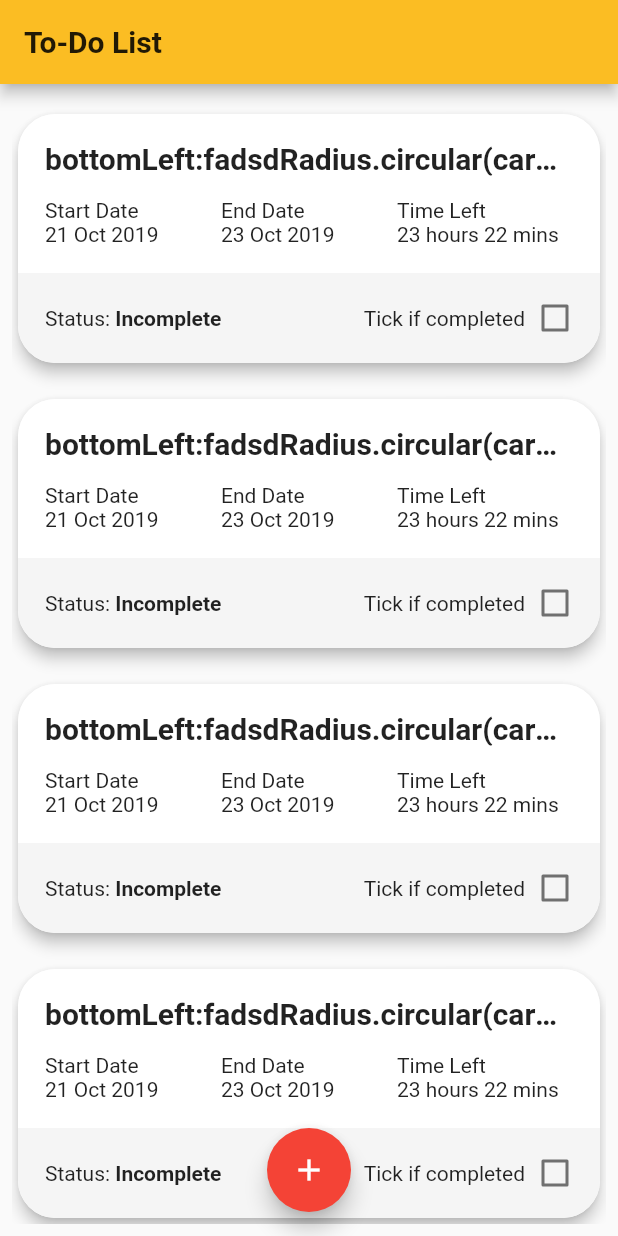
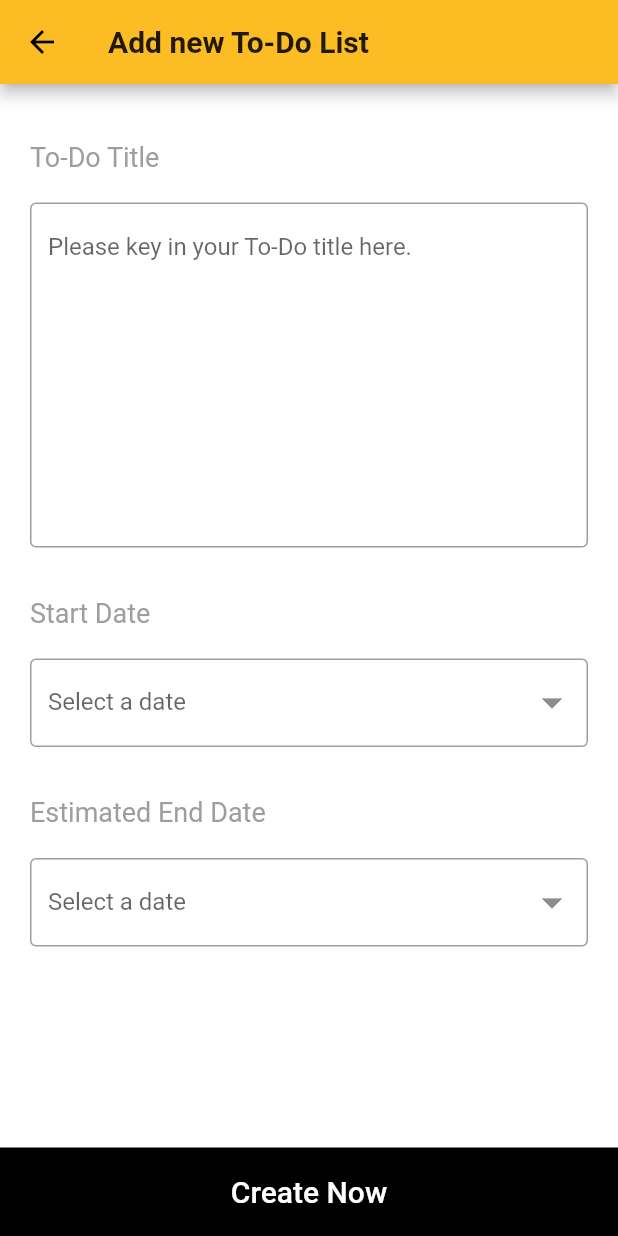
Before and after one commit to Benson194/To-do-List, a Flutter app: the screen it shows after launch, after a tap on the "add" icon, on a phone screen of 412 x 824 dp. Run offline on Flutter 3.47's test engine with Material 2 defaults, Android fonts, the phone set to English and light mode, and no system bars; drawn by our look-alikes of flutter_form_builder; our stand-ins replace device_preview, sqflite; missing offline and left inert: fimber; accounts and stored records are empty.

Commit message:
Done Edit Screen mock

```diff
--- a/lib/screens/create_screen/create_screen.dart
+++ b/lib/screens/create_screen/create_screen.dart
@@ -1,9 +1,13 @@
 import 'package:flutter/material.dart';
-import 'package:flutter_form_builder/flutter_form_builder.dart';
 import 'package:to_do_list/config/constant.dart';
+import 'package:to_do_list/helper/date_time_helper.dart';
 import 'package:to_do_list/helper/size_config.dart';
+import 'package:to_do_list/model/NoteModel.dart';
+import 'package:to_do_list/screens/edit_screen/edit_screen.dart';
 import 'package:to_do_list/theme/color.dart';
+import 'package:to_do_list/theme/font.dart';
 import 'package:to_do_list/theme/shape.dart';
+import 'package:intl/intl.dart';
 
 class CreateScreen extends StatefulWidget {
   const CreateScreen({Key? key}) : super(key: key);
@@ -13,6 +17,28 @@ class CreateScreen extends StatefulWidget {
 }
 
 class _CreateScreenState extends State<CreateScreen> {
+  List<NoteModel> noteModelList = [
+    // NoteModel(
+    //     id: 0,
+    //     startDateTime: DateTime.parse("1969-07-20 20:18:04Z"),
+    //     endDateTime: DateTime.parse("1969-07-20 24:48:04Z"),
+    //     completed: false,
+    //     title: "Note 1"),
+    // NoteModel(
+    //     id: 1,
+    //     startDateTime: DateTime.parse("1969-07-20 20:18:04Z"),
+    //     endDateTime: DateTime.parse("1969-07-21 20:48:04Z"),
+    //     completed: false,
+    //     title: "Note 2"),
+    // NoteModel(
+    //     id: 2,
+    //     startDateTime: DateTime.parse("1969-07-20 20:18:04Z"),
+    //     endDateTime: DateTime.parse("1969-07-21 00:48:04Z"),
+    //     completed: false,
+    //     title: "Note 3")
+  ];
+  final DateFormat formatter = DateFormat('yyyy-MM-dd');
+
   @override
   Widget build(BuildContext context) {
     return Scaffold(
@@ -23,7 +49,7 @@ class _CreateScreenState extends State<CreateScreen> {
         title: Text(
           appName,
           textAlign: TextAlign.start,
-          style: TextStyle(fontWeight: FontWeight.bold),
+          style: appBarTextStyle,
         ),
       ),
       body: SafeArea(
@@ -31,7 +57,7 @@ class _CreateScreenState extends State<CreateScreen> {
           child: Padding(
             padding: const EdgeInsets.all(8.0),
             child: ListView.builder(
-              itemCount: 6,
+              itemCount: noteModelList.length,
               itemBuilder: (context, i) {
                 return Padding(
                   padding: const EdgeInsets.symmetric(vertical: 8.0),
@@ -55,12 +81,12 @@ class _CreateScreenState extends State<CreateScreen> {
                             child: Column(
                               children: [
                                 Text(
-                                  "bottomLeft:fadsdRadius.circular(cardBorderRadius), Radius.circular(cardBorde Radius.circular(cardBorde Radius.circular(cardBorde",
+                                  noteModelList[i].title == null
+                                      ? ""
+                                      : noteModelList[i].title!,
                                   maxLines: 1,
                                   overflow: TextOverflow.ellipsis,
-                                  style: TextStyle(
-                                      fontSize: 20,
-                                      fontWeight: FontWeight.bold),
+                                  style: heading1TextStyle,
                                 ),
                                 SizedBox(height: 15),
                                 Row(children: [
@@ -69,10 +95,20 @@ class _CreateScreenState extends State<CreateScreen> {
                                       crossAxisAlignment:
                                           CrossAxisAlignment.stretch,
                                       children: [
-                                        Text("Start Date",
-                                            textAlign: TextAlign.start),
-                                        Text("21 Oct 2019",
-                                            textAlign: TextAlign.start),
+                                        Text(
+                                          "Start Date",
+                                          textAlign: TextAlign.start,
+                                          style: heading3TextStyle,
+                                        ),
+                                        Text(
+                                            noteModelList[i].startDateTime ==
+                                                    null
+                                                ? ""
+                                                : formatter.format(
+                                                    noteModelList[i]
+                                                        .startDateTime!),
+                                            textAlign: TextAlign.start,
+                                            style: heading4TextStyle),
                                       ],
                                     ),
                                   ),
@@ -81,10 +117,20 @@ class _CreateScreenState extends State<CreateScreen> {
                                       crossAxisAlignment:
                                           CrossAxisAlignment.stretch,
                                       children: [
-                                        Text("End Date",
-                                            textAlign: TextAlign.start),
-                                        Text("23 Oct 2019",
-                                            textAlign: TextAlign.start),
+                                        Text(
+                                          "End Date",
+                                          textAlign: TextAlign.start,
+                                          style: heading3TextStyle,
+                                        ),
+                                        Text(
+                                            noteModelList[i].startDateTime ==
+                                                    null
+                                                ? ""
+                                                : formatter.format(
+                                                    noteModelList[i]
+                                                        .endDateTime!),
+                                            textAlign: TextAlign.start,
+                                            style: heading4TextStyle),
                                       ],
                                     ),
                                   ),
@@ -93,10 +139,24 @@ class _CreateScreenState extends State<CreateScreen> {
                                       crossAxisAlignment:
                                           CrossAxisAlignment.stretch,
                                       children: [
-                                        Text("Time Left",
-                                            textAlign: TextAlign.start),
-                                        Text("23 hours 22 mins",
-                                            textAlign: TextAlign.start),
+                                        Text(
+                                          "Time Left",
+                                          textAlign: TextAlign.start,
+                                          style: heading3TextStyle,
+                                        ),
+                                        Text(
+                                            noteModelList[i].startDateTime ==
+                                                    null
+                                                ? ""
+                                                : DateTimeHelper
+                                                    .dateTimeDifference(
+                                                        noteModelList[
+                                                                i]
+                                                            .startDateTime!,
+                                                        noteModelList[i]
+                                                            .endDateTime!),
+                                            textAlign: TextAlign.start,
+                                            style: heading4TextStyle),
                                       ],
                                     ),
                                   ),
@@ -122,9 +182,12 @@ class _CreateScreenState extends State<CreateScreen> {
                                   children: [
                                     Text("Status: "),
                                     Text(
-                                      "Incomplete",
-                                      style: TextStyle(
-                                          fontWeight: FontWeight.bold),
+                                      noteModelList[i].completed == null
+                                          ? "Incomplete"
+                                          : noteModelList[i].completed!
+                                              ? "Completed"
+                                              : "Incomplete",
+                                      style: heading4TextStyle,
                                     )
                                   ],
                                 ),
@@ -135,12 +198,18 @@ class _CreateScreenState extends State<CreateScreen> {
                                           const EdgeInsets.only(right: 8.0),
                                       child: Text("Tick if completed"),
                                     ),
-                                    Container(
-                                      height: 24.0,
-                                      width: 24.0,
-                                      child: Checkbox(
-                                        value: false,
-                                        onChanged: (bool? value) {},
+                                    Visibility(
+                                      visible:
+                                          noteModelList[i].completed == null
+                                              ? false
+                                              : !noteModelList[i].completed!,
+                                      child: Container(
+                                        height: 24.0,
+                                        width: 24.0,
+                                        child: Checkbox(
+                                          value: noteModelList[i].completed,
+                                          onChanged: (bool? value) {},
+                                        ),
                                       ),
                                     ),
                                   ],
@@ -158,7 +227,12 @@ class _CreateScreenState extends State<CreateScreen> {
           )),
       floatingActionButton: FloatingActionButton(
         onPressed: () {
-          // Add your onPressed code here!
+          Navigator.push(
+            context,
+            MaterialPageRoute(
+              builder: (context) => EditScreen(),
+            ),
+          );
         },
         child: const Icon(Icons.add),
         backgroundColor: Colors.red,
--- /dev/null
+++ b/lib/screens/edit_screen/edit_screen.dart
@@ -0,0 +1,140 @@
+import 'package:fimber/fimber.dart';
+import 'package:flutter/material.dart';
+import 'package:flutter_form_builder/flutter_form_builder.dart';
+import 'package:to_do_list/config/constant.dart';
+import 'package:to_do_list/theme/color.dart';
+import 'package:to_do_list/theme/font.dart';
+
+class EditScreen extends StatefulWidget {
+  const EditScreen({Key? key}) : super(key: key);
+
+  @override
+  _EditScreenState createState() => _EditScreenState();
+}
+
+class _EditScreenState extends State<EditScreen> {
+  final _formKey = GlobalKey<FormBuilderState>();
+
+  @override
+  Widget build(BuildContext context) {
+    return Scaffold(
+      appBar: AppBar(
+        backgroundColor: kPrimaryColor,
+        foregroundColor: Colors.white,
+        centerTitle: false,
+        title: Text(
+          "Add new " + appName,
+          textAlign: TextAlign.start,
+          style: appBarTextStyle,
+        ),
+      ),
+      backgroundColor: Colors.white,
+      body: SafeArea(
+          bottom: false,
+          child: FormBuilder(
+            key: _formKey,
+            child: Column(
+              children: [
+                Expanded(
+                  child: SingleChildScrollView(
+                      child: Padding(
+                    padding: const EdgeInsets.symmetric(
+                        vertical: 38.0, horizontal: 20),
+                    child: Column(
+                      crossAxisAlignment: CrossAxisAlignment.stretch,
+                      children: [
+                        Text(
+                          "To-Do Title",
+                          style: heading2TextStyle,
+                        ),
+                        SizedBox(height: 20),
+                        FormBuilderTextField(
+                          name: 'title',
+                          decoration: new InputDecoration(
+                              border: new OutlineInputBorder(
+                                borderSide: new BorderSide(color: Colors.grey),
+                              ),
+                              hintText: 'Please key in your To-Do title here.'),
+                          maxLines: 10,
+                          validator: FormBuilderValidators.compose([
+                            FormBuilderValidators.required(context),
+                            FormBuilderValidators.max(context, 70),
+                          ]),
+                        ),
+                        SizedBox(height: 33),
+                        Text(
+                          "Start Date",
+                          style: heading2TextStyle,
+                        ),
+                        SizedBox(height: 20),
+                        FormBuilderDateTimePicker(
+                          name: 'start_date',
+                          onChanged: (val) {},
+                          inputType: InputType.both,
+                          decoration: InputDecoration(
+                              labelText: 'Select a date',
+                              border: new OutlineInputBorder(
+                                borderSide: new BorderSide(color: Colors.grey),
+                              ),
+                              suffixIcon: InkWell(
+                                  child: Icon(Icons.arrow_drop_down, size: 34),
+                                  onTap: () {})),
+                          validator: FormBuilderValidators.compose([
+                            FormBuilderValidators.required(context),
+                          ]),
+                        ),
+                        SizedBox(height: 33),
+                        Text(
+                          "Estimated End Date",
+                          style: heading2TextStyle,
+                        ),
+                        SizedBox(height: 20),
+                        FormBuilderDateTimePicker(
+                          name: 'end_date',
+                          onChanged: (val) {},
+                          inputType: InputType.both,
+                          decoration: InputDecoration(
+                              labelText: 'Select a date',
+                              border: new OutlineInputBorder(
+                                borderSide: new BorderSide(color: Colors.grey),
+                              ),
+                              suffixIcon: InkWell(
+                                  child: Icon(Icons.arrow_drop_down, size: 34),
+                                  onTap: () {})),
+                          validator: FormBuilderValidators.compose([
+                            FormBuilderValidators.required(context),
+                          ]),
+                        ),
+                      ],
+                    ),
+                  )),
+                ),
+                GestureDetector(
+                  child: Container(
+                      width: double.infinity,
+                      color: kSecondaryColor,
+                      child: Padding(
+                        padding: const EdgeInsets.all(18.0),
+                        child: Text(
+                          "Create Now",
+                          style: buttonTextStyle,
+                          textAlign: TextAlign.center,
+                        ),
+                      )),
+                  onTap: () async {
+                    if (_formKey.currentState!.validate()) {
+                      print(_formKey.currentState!.fields["title"]!.value
+                          .toString());
+                      print(_formKey.currentState!.fields["start_date"]!.value
+                          .toString());
+                      print(_formKey.currentState!.fields["end_date"]!.value
+                          .toString());
+                    }
+                  },
+                ),
+              ],
+            ),
+          )),
+    );
+  }
+}
--- /dev/null
+++ b/lib/theme/font.dart
@@ -0,0 +1,22 @@
+import 'package:flutter/material.dart';
+
+const TextStyle appBarTextStyle = TextStyle(fontWeight: FontWeight.bold);
+
+const TextStyle heading1TextStyle =
+    TextStyle(fontSize: 20, fontWeight: FontWeight.bold);
+
+const TextStyle heading2TextStyle = TextStyle(fontSize: 18, color: Colors.grey);
+
+const TextStyle heading3TextStyle =
+    TextStyle(fontSize: 15, fontWeight: FontWeight.w600, color: Colors.grey);
+
+const TextStyle heading4TextStyle = TextStyle(
+  fontSize: 13,
+  fontWeight: FontWeight.w700,
+);
+
+const TextStyle buttonTextStyle = TextStyle(
+  fontSize: 20,
+  fontWeight: FontWeight.w500,
+  color: Colors.white,
+);
--- a/pubspec.yaml
+++ b/pubspec.yaml
@@ -28,6 +28,8 @@ dependencies:
   device_preview: ^0.7.0
   flutter_form_builder: ^6.0.1
   fimber: ^0.6.1
+  responsive_framework: ^0.1.4
+  sqflite: ^2.0.0+3
 
 
   # The following adds the Cupertino Icons font to your application.
```
Also changed, not shown: lib/helper/date_time_helper.dart (added, +9 -0 lines), lib/model/NoteModel.dart (added, +39 -0 lines), lib/services/local_db.dart (added, +46 -0 lines), assets/images/mock.png (added), pubspec.lock, 1 other file.
